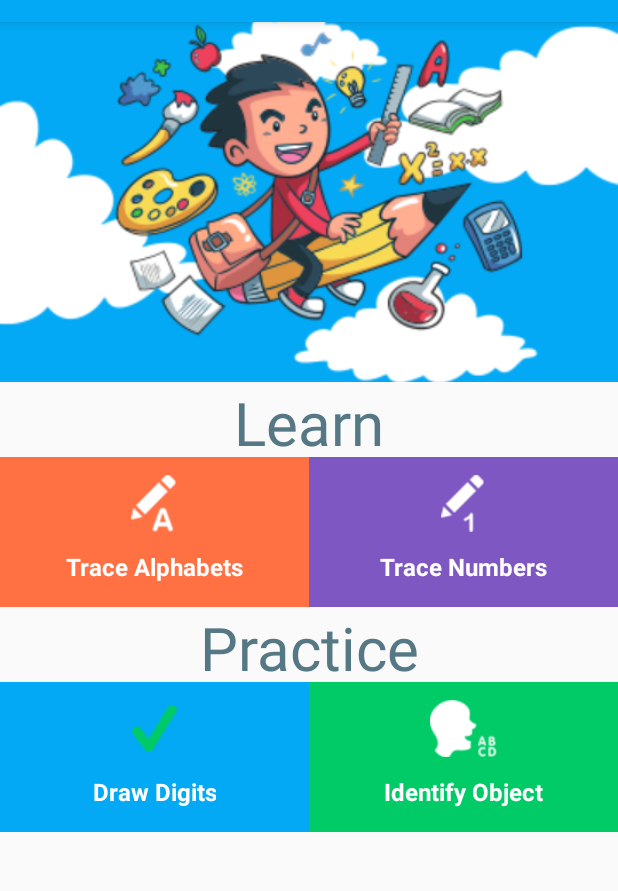
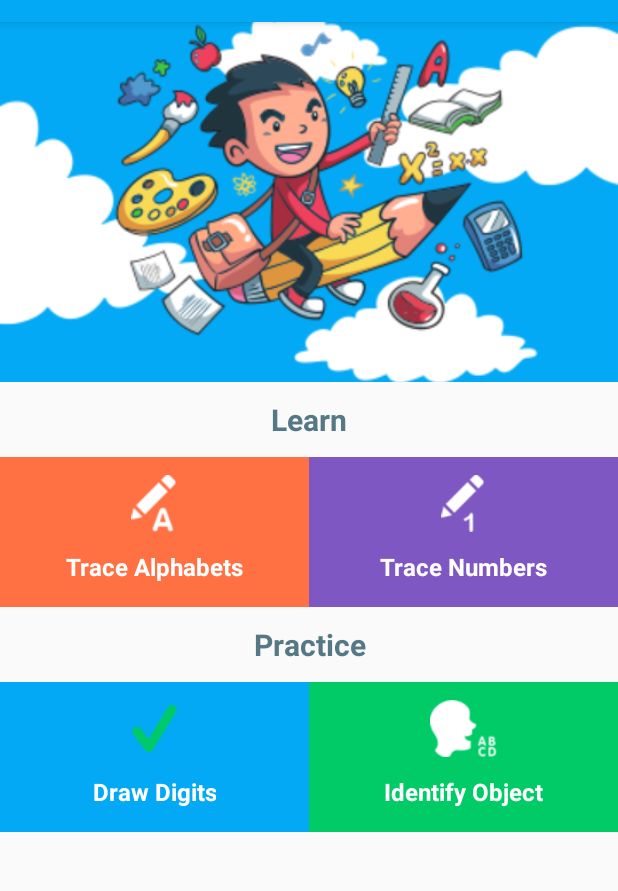
Before and after one commit to AadityaOfficial/Saksham, an Android app: the DeafActivity screen opened directly, with no data from a screen before it, on a phone screen of 412 x 824 dp, the part 62-953 px from its top. Run offline under Robolectric (Android 15) with nearby library versions, the phone set to English and light mode, and no system bars.

Commit message:
app update

```diff
--- a/Shaksham/app/src/main/java/com/javahelps/shaksham/FindObject.java
+++ b/Shaksham/app/src/main/java/com/javahelps/shaksham/FindObject.java
@@ -121,7 +121,7 @@ public class FindObject extends AppCompatActivity {
                     @Override
                     public void onPermissionGranted() {
 
-                        sendPic(mFile);
+//                        sendPic(mFile);
                     }
 
                     @Override
--- a/Shaksham/app/src/main/java/com/javahelps/shaksham/MainActivity.java
+++ b/Shaksham/app/src/main/java/com/javahelps/shaksham/MainActivity.java
@@ -3,8 +3,11 @@ package com.javahelps.shaksham;
 import android.content.Intent;
 import android.support.v7.app.AppCompatActivity;
 import android.os.Bundle;
+import android.util.Log;
 import android.view.View;
 import android.widget.LinearLayout;
+
+import com.google.firebase.iid.FirebaseInstanceId;
 
 public class MainActivity extends AppCompatActivity implements View.OnClickListener{
 
@@ -15,6 +18,8 @@ public class MainActivity extends AppCompatActivity implements View.OnClickListe
         super.onCreate(savedInstanceState);
         setContentView(R.layout.activity_main);
         init();
+        String refreshedToken = FirebaseInstanceId.getInstance().getToken();
+        Log.i("", "Refreshed token: " + refreshedToken);
     }
 
     private void init() {
--- a/Shaksham/app/src/main/res/layout/activity_deaf.xml
+++ b/Shaksham/app/src/main/res/layout/activity_deaf.xml
@@ -25,7 +25,9 @@
                 android:layout_width="match_parent"
                 android:layout_height="50dp"
                 android:text="Learn"
-                android:textSize="40dp"
+                android:textSize="20sp"
+                android:gravity="center"
+                android:textStyle="bold"
                 android:textAlignment="center"
                 android:textColor="@color/textColor"/>
             <LinearLayout
@@ -110,8 +112,10 @@
                 <TextView
                     android:layout_width="match_parent"
                     android:layout_height="50dp"
+                    android:textSize="20sp"
+                    android:gravity="center"
+                    android:textStyle="bold"
                     android:text="Practice"
-                    android:textSize="40dp"
                     android:textAlignment="center"
                     android:textColor="@color/textColor"/>
 
--- a/Shaksham/app/src/main/res/layout/activity_start.xml
+++ b/Shaksham/app/src/main/res/layout/activity_start.xml
@@ -21,12 +21,14 @@
             android:layout_height="wrap_content"
             android:layout_marginTop="16dp"
             android:orientation="vertical"
-            android:paddingTop="102dp"
+            android:paddingTop="60dp"
             android:weightSum="2"
             tools:context="com.pri.android.hackdata.activity.FirstActivity">
 
             <ImageView
                 android:id="@+id/imageView"
+                android:src="@mipmap/saksham_logo"
+                android:layout_marginBottom="16dp"
                 android:layout_width="110dp"
                 android:layout_height="100dp"
                 android:layout_gravity="center_horizontal" />
@@ -52,6 +54,7 @@
             android:layout_centerHorizontal="true"
             android:layout_centerVertical="true"
             android:layout_marginBottom="85dp"
+            android:src="@drawable/ic_arrow_forward_white_24dp"
             app:backgroundTint="@color/colorPrimary"/>
 
         <ImageView
--- a/Shaksham/app/src/main/res/values/strings.xml
+++ b/Shaksham/app/src/main/res/values/strings.xml
@@ -1,6 +1,6 @@
 <resources>
     <string name="app_name">Saksham</string>
-    <string name="shaksham">SHAKSHAM</string>
+    <string name="shaksham">SAKSHAM</string>
     <string name="deaf">For Deaf</string>
     <string name="mute">For Mute</string>
     <string name="blind">For Blind</string>
```
Also changed, not shown: Shaksham/app/src/main/java/com/javahelps/shaksham/PracGesture.java (+4 -4 lines), Shaksham/app/src/main/res/layout/activity_learn_gesture.xml (line endings or trailing spaces).
